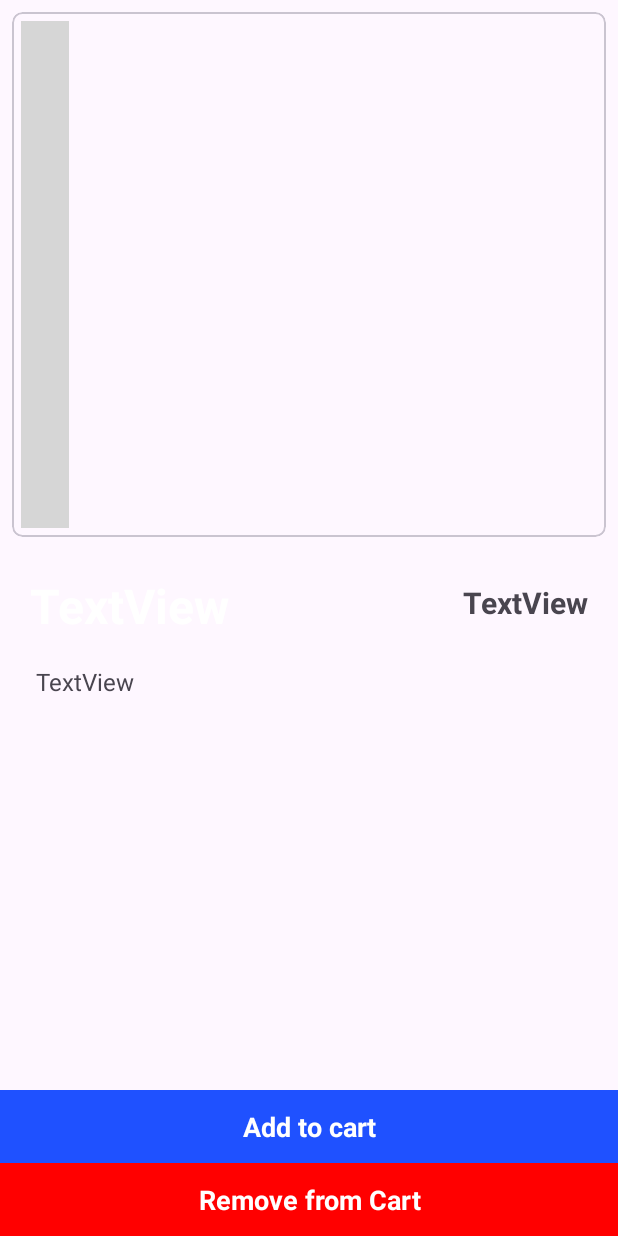
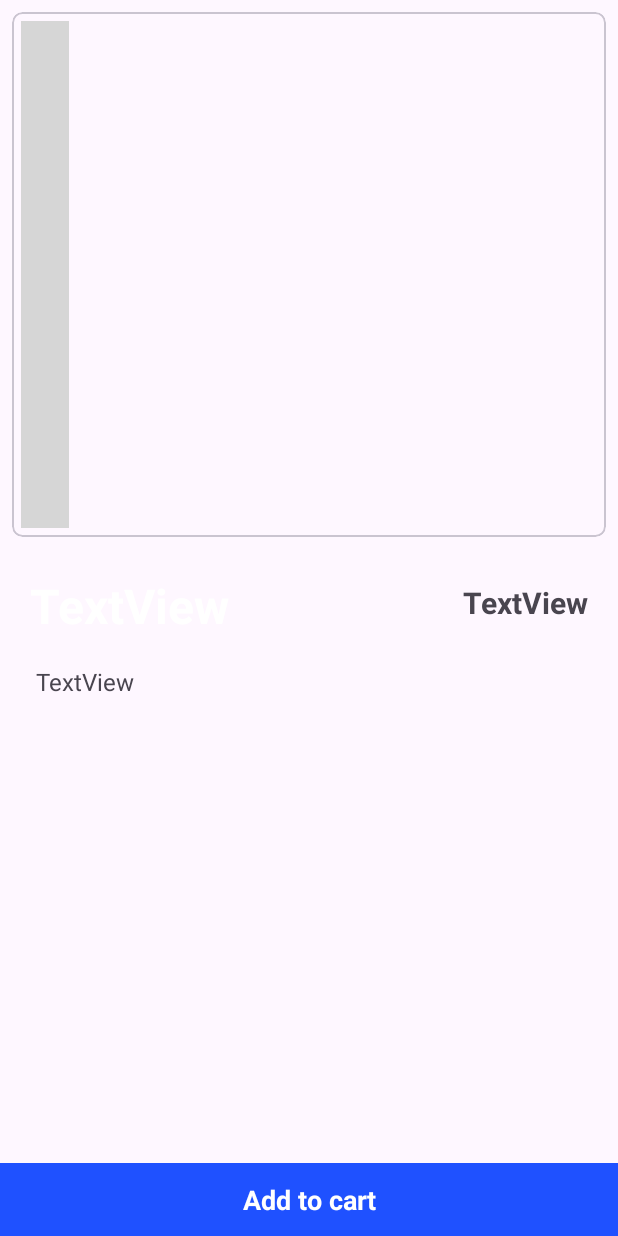
Before and after one commit to ashwanisanuraj/E-Commerce, an Android app: the ProductDetailActivity screen opened directly, with no data from a screen before it, on a phone screen of 412 x 824 dp. Run offline under Robolectric (Android 15) with nearby library versions, the phone set to English and light mode, and no system bars; our stand-ins replace Firebase (no records; nobody signed in at launch, a user with empty details on screens opened directly); libraries missing offline, so code that uses them is left out: com.denzcoskun.imageslider; plain views replace ImageSlider; 1 statement that could not run was skipped; grey boxes are pictures that could not be loaded.

Commit message:
version 2.3 - Gave toast after successfull added to cart - gave a alert dialog to delete product from cart - gave color to the alert dialog box - changed to check out button(when cart is empty, show toast " cart is empty", disabled clicking of check out if no products in cart

```diff
--- a/app/src/main/java/com/xero/myapplication/activity/ProductDetailActivity.kt
+++ b/app/src/main/java/com/xero/myapplication/activity/ProductDetailActivity.kt
@@ -32,6 +32,7 @@ class ProductDetailActivity : AppCompatActivity() {
 
 
         setContentView(binding.root)
+
     }
 
     private fun getProductDetails(proId: String?) {
@@ -80,6 +81,8 @@ class ProductDetailActivity : AppCompatActivity() {
                 openCart()
             }else{
                 addToCart(productDao, proId, name, productSp, coverImg)
+                Toast.makeText(this, "Product Added To Cart", Toast.LENGTH_SHORT).show()
+                Toast.makeText(this, "Go To Cart To Remove", Toast.LENGTH_SHORT).show()
             }
         }
 
@@ -105,4 +108,5 @@ class ProductDetailActivity : AppCompatActivity() {
         finish()
     }
 
+
 }
--- a/app/src/main/res/layout/activity_product_detail.xml
+++ b/app/src/main/res/layout/activity_product_detail.xml
@@ -78,32 +78,16 @@
         android:id="@+id/textView7"
         android:layout_width="0dp"
         android:layout_height="wrap_content"
-        android:text="Add to cart"
-        app:layout_constraintBottom_toTopOf="@id/tv22"
-        app:layout_constraintEnd_toEndOf="parent"
-        app:layout_constraintStart_toStartOf="parent"
         android:background="@color/colorPrimary"
-        android:padding="12dp"
-        android:textSize="18sp"
-        android:textStyle="bold"
-        android:textColor="@color/white"
-        android:gravity="center"
-        />
-
-    <TextView
-        android:id="@+id/tv22"
-        android:layout_width="0dp"
-        android:layout_height="wrap_content"
-        android:background="@color/colorPrimary"
-        android:backgroundTint="@color/red"
         android:gravity="center"
         android:padding="12dp"
-        android:text="Remove from Cart"
+        android:text="Add to cart"
         android:textColor="@color/white"
         android:textSize="18sp"
         android:textStyle="bold"
         app:layout_constraintBottom_toBottomOf="parent"
         app:layout_constraintEnd_toEndOf="parent"
-        app:layout_constraintStart_toStartOf="@id/textView7" />
+        app:layout_constraintHorizontal_bias="1.0"
+        app:layout_constraintStart_toStartOf="parent" />
 
 </androidx.constraintlayout.widget.ConstraintLayout>
--- a/app/src/main/res/layout/fragment_cart.xml
+++ b/app/src/main/res/layout/fragment_cart.xml
@@ -14,6 +14,7 @@
         android:layout_height="0dp"
         app:layoutManager="androidx.recyclerview.widget.LinearLayoutManager"
         app:layout_constraintEnd_toEndOf="parent"
+        app:layout_constraintHorizontal_bias="0.0"
         app:layout_constraintStart_toStartOf="parent"
         app:layout_constraintTop_toTopOf="parent"
         tools:listitem="@layout/layout_cart_item" />
```
Also changed, not shown: app/src/main/java/com/xero/myapplication/Fragment/CartFragment.kt (+18 -9 lines), app/src/main/java/com/xero/myapplication/adapter/cartAdapter.kt (+26 -3 lines), app/src/main/res/values/style.xml (added, +16 -0 lines).
